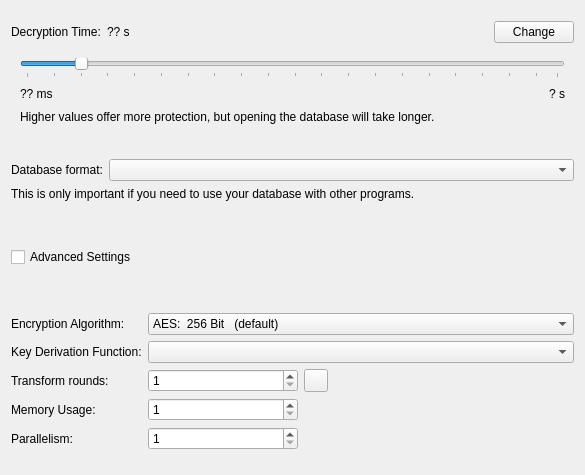
zaximlo/keepassxc, file src/gui/dbsettings/DatabaseSettingsWidgetEncryption.ui: the form before one commit.
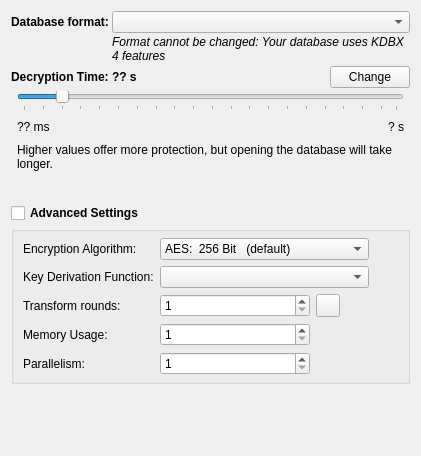
The form after the commit.

What changed in the file:
```diff
--- a/src/gui/dbsettings/DatabaseSettingsWidgetEncryption.ui
+++ b/src/gui/dbsettings/DatabaseSettingsWidgetEncryption.ui
@@ -6,13 +6,48 @@
    <rect>
     <x>0</x>
     <y>0</y>
-    <width>585</width>
-    <height>339</height>
+    <width>421</width>
+    <height>456</height>
    </rect>
   </property>
   <layout class="QVBoxLayout" name="_2">
    <item>
-    <widget class="QWidget" name="simpleSettings">
+    <widget class="QScrollArea" name="scrollArea">
+     <property name="frameShape">
+      <enum>QFrame::NoFrame</enum>
+     </property>
+     <property name="frameShadow">
+      <enum>QFrame::Plain</enum>
+     </property>
+     <property name="widgetResizable">
+      <bool>true</bool>
+     </property>
+     <widget class="QWidget" name="scrollAreaWidgetContents">
+      <property name="geometry">
+       <rect>
+        <x>0</x>
+        <y>0</y>
+        <width>403</width>
+        <height>438</height>
+       </rect>
+      </property>
+      <layout class="QVBoxLayout" name="verticalLayout">
+       <property name="spacing">
+        <number>3</number>
+       </property>
+       <property name="leftMargin">
+        <number>0</number>
+       </property>
+       <property name="topMargin">
+        <number>0</number>
+       </property>
+       <property name="rightMargin">
+        <number>0</number>
+       </property>
+       <property name="bottomMargin">
+        <number>0</number>
+       </property>
+       <item>
      <layout class="QVBoxLayout" name="verticalLayout_2">
       <property name="leftMargin">
        <number>0</number>
@@ -27,25 +62,66 @@
        <number>0</number>
       </property>
       <item>
-       <spacer name="verticalSpacer_2">
-        <property name="orientation">
-         <enum>Qt::Vertical</enum>
-        </property>
-        <property name="sizeType">
-         <enum>QSizePolicy::Fixed</enum>
-        </property>
-        <property name="sizeHint" stdset="0">
-         <size>
-          <width>20</width>
-          <height>10</height>
-         </size>
-        </property>
-       </spacer>
+          <layout class="QFormLayout" name="formLayout">
+           <property name="verticalSpacing">
+            <number>2</number>
+           </property>
+           <item row="0" column="0">
+            <widget class="QLabel" name="compatibilityLabel">
+             <property name="font">
+              <font>
+               <weight>75</weight>
+               <bold>true</bold>
+              </font>
+             </property>
+             <property name="text">
+              <string>Database format:</string>
+             </property>
+            </widget>
+           </item>
+           <item row="0" column="1">
+            <widget class="QComboBox" name="compatibilitySelection">
+             <property name="sizePolicy">
+              <sizepolicy hsizetype="MinimumExpanding" vsizetype="Fixed">
+               <horstretch>0</horstretch>
+               <verstretch>0</verstretch>
+              </sizepolicy>
+             </property>
+             <property name="toolTip">
+              <string>Unless you need to open your database with other programs, always use the latest format.</string>
+             </property>
+             <property name="accessibleName">
+              <string>Database format</string>
+             </property>
+            </widget>
+           </item>
+           <item row="1" column="1">
+            <widget class="QLabel" name="formatCannotBeChanged">
+             <property name="font">
+              <font>
+               <italic>true</italic>
+              </font>
+             </property>
+             <property name="text">
+              <string>Format cannot be changed: Your database uses KDBX 4 features</string>
+             </property>
+             <property name="wordWrap">
+              <bool>true</bool>
+             </property>
+            </widget>
+           </item>
+          </layout>
       </item>
       <item>
        <layout class="QHBoxLayout" name="horizontalLayout_2">
         <item>
          <widget class="QLabel" name="decryptionTimeLabel">
+             <property name="font">
+              <font>
+               <weight>75</weight>
+               <bold>true</bold>
+              </font>
+             </property>
           <property name="text">
            <string>Decryption Time:</string>
           </property>
@@ -53,6 +129,12 @@
         </item>
         <item>
          <widget class="QLabel" name="decryptionTimeValueLabel">
+             <property name="font">
+              <font>
+               <weight>75</weight>
+               <bold>true</bold>
+              </font>
+             </property>
           <property name="text">
            <string>?? s</string>
           </property>
@@ -86,6 +168,18 @@
       <item>
        <widget class="QWidget" name="decryptionTimeSettings" native="true">
         <layout class="QVBoxLayout" name="decryptionTimeSliderLayout">
+            <property name="leftMargin">
+             <number>6</number>
+            </property>
+            <property name="topMargin">
+             <number>0</number>
+            </property>
+            <property name="rightMargin">
+             <number>6</number>
+            </property>
+            <property name="bottomMargin">
+             <number>9</number>
+            </property>
          <item>
           <widget class="QSlider" name="decryptionTimeSlider">
            <property name="accessibleName">
@@ -158,58 +252,10 @@
            </property>
           </widget>
          </item>
-         <item>
-          <spacer name="verticalSpacer_3">
-           <property name="orientation">
-            <enum>Qt::Vertical</enum>
-           </property>
-           <property name="sizeType">
-            <enum>QSizePolicy::Fixed</enum>
-           </property>
-           <property name="sizeHint" stdset="0">
-            <size>
-             <width>20</width>
-             <height>20</height>
-            </size>
-           </property>
-          </spacer>
-         </item>
         </layout>
        </widget>
       </item>
-      <item>
-       <layout class="QFormLayout" name="formLayout">
-        <item row="0" column="0">
-         <widget class="QLabel" name="compatibilityLabel">
-          <property name="text">
-           <string>Database format:</string>
-          </property>
-         </widget>
-        </item>
-        <item row="0" column="1">
-         <widget class="QComboBox" name="compatibilitySelection">
-          <property name="sizePolicy">
-           <sizepolicy hsizetype="MinimumExpanding" vsizetype="Fixed">
-            <horstretch>0</horstretch>
-            <verstretch>0</verstretch>
-           </sizepolicy>
-          </property>
-          <property name="accessibleName">
-           <string>Database format</string>
-          </property>
-         </widget>
-        </item>
-       </layout>
-      </item>
-      <item>
-       <widget class="QLabel" name="label">
-        <property name="text">
-         <string>This is only important if you need to use your database with other programs.</string>
-        </property>
-       </widget>
-      </item>
-     </layout>
-    </widget>
+        </layout>
    </item>
    <item>
     <spacer name="verticalSpacer_4">
@@ -222,48 +268,32 @@
      <property name="sizeHint" stdset="0">
       <size>
        <width>20</width>
-       <height>40</height>
+           <height>20</height>
       </size>
      </property>
     </spacer>
    </item>
    <item>
     <widget class="QCheckBox" name="advancedSettingsToggle">
+         <property name="font">
+          <font>
+           <weight>75</weight>
+           <bold>true</bold>
+          </font>
+         </property>
      <property name="text">
       <string>Advanced Settings</string>
      </property>
     </widget>
    </item>
    <item>
-    <spacer name="verticalSpacer_5">
-     <property name="orientation">
-      <enum>Qt::Vertical</enum>
-     </property>
-     <property name="sizeType">
-      <enum>QSizePolicy::Fixed</enum>
-     </property>
-     <property name="sizeHint" stdset="0">
-      <size>
-       <width>20</width>
-       <height>40</height>
-      </size>
-     </property>
-    </spacer>
-   </item>
-   <item>
-    <widget class="QWidget" name="advancedSettings">
-     <layout class="QFormLayout" name="formLayout_2">
-      <property name="leftMargin">
-       <number>0</number>
-      </property>
+        <widget class="QGroupBox" name="advancedSettings">
+         <layout class="QGridLayout" name="gridLayout">
       <property name="topMargin">
-       <number>0</number>
-      </property>
-      <property name="rightMargin">
-       <number>0</number>
+           <number>6</number>
       </property>
       <property name="bottomMargin">
-       <number>0</number>
+           <number>6</number>
       </property>
       <item row="0" column="0">
        <widget class="QLabel" name="algorithmLabel">
@@ -272,6 +302,51 @@
         </property>
        </widget>
       </item>
+          <item row="3" column="0">
+           <widget class="QLabel" name="memoryUsageLabel">
+            <property name="text">
+             <string>Memory Usage:</string>
+            </property>
+           </widget>
+          </item>
+          <item row="3" column="1">
+           <widget class="QSpinBox" name="memorySpinBox">
+            <property name="minimumSize">
+             <size>
+              <width>150</width>
+              <height>0</height>
+             </size>
+            </property>
+            <property name="maximumSize">
+             <size>
+              <width>150</width>
+              <height>16777215</height>
+             </size>
+            </property>
+            <property name="accessibleName">
+             <string>Memory usage</string>
+            </property>
+            <property name="minimum">
+             <number>1</number>
+            </property>
+            <property name="maximum">
+             <number>1048576</number>
+            </property>
+           </widget>
+          </item>
+          <item row="1" column="1">
+           <widget class="QComboBox" name="kdfComboBox">
+            <property name="sizePolicy">
+             <sizepolicy hsizetype="Expanding" vsizetype="Fixed">
+              <horstretch>0</horstretch>
+              <verstretch>0</verstretch>
+             </sizepolicy>
+            </property>
+            <property name="accessibleName">
+             <string>Key derivation function</string>
+            </property>
+           </widget>
+          </item>
       <item row="0" column="1">
        <widget class="QComboBox" name="algorithmComboBox">
         <property name="sizePolicy">
@@ -295,33 +370,6 @@
         </item>
        </widget>
       </item>
-      <item row="1" column="0">
-       <widget class="QLabel" name="kdfLabel">
-        <property name="text">
-         <string>Key Derivation Function:</string>
-        </property>
-       </widget>
-      </item>
-      <item row="1" column="1">
-       <widget class="QComboBox" name="kdfComboBox">
-        <property name="sizePolicy">
-         <sizepolicy hsizetype="Expanding" vsizetype="Fixed">
-          <horstretch>0</horstretch>
-          <verstretch>0</verstretch>
-         </sizepolicy>
-        </property>
-        <property name="accessibleName">
-         <string>Key derivation function</string>
-        </property>
-       </widget>
-      </item>
-      <item row="2" column="0">
-       <widget class="QLabel" name="transformRoundsLabel">
-        <property name="text">
-         <string>Transform rounds:</string>
-        </property>
-       </widget>
-      </item>
       <item row="2" column="1">
        <layout class="QHBoxLayout" name="horizontalLayout_3" stretch="40,40,0">
         <item>
@@ -374,45 +422,6 @@
         </item>
        </layout>
       </item>
-      <item row="3" column="0">
-       <widget class="QLabel" name="memoryUsageLabel">
-        <property name="text">
-         <string>Memory Usage:</string>
-        </property>
-       </widget>
-      </item>
-      <item row="3" column="1">
-       <widget class="QSpinBox" name="memorySpinBox">
-        <property name="minimumSize">
-         <size>
-          <width>150</width>
-          <height>0</height>
-         </size>
-        </property>
-        <property name="maximumSize">
-         <size>
-          <width>150</width>
-          <height>16777215</height>
-         </size>
-        </property>
-        <property name="accessibleName">
-         <string>Memory usage</string>
-        </property>
-        <property name="minimum">
-         <number>1</number>
-        </property>
-        <property name="maximum">
-         <number>1048576</number>
-        </property>
-       </widget>
-      </item>
-      <item row="4" column="0">
-       <widget class="QLabel" name="parallelismLabel">
-        <property name="text">
-         <string>Parallelism:</string>
-        </property>
-       </widget>
-      </item>
       <item row="4" column="1">
        <widget class="QSpinBox" name="parallelismSpinBox">
         <property name="minimumSize">
@@ -438,6 +447,40 @@
         </property>
        </widget>
       </item>
+          <item row="1" column="0">
+           <widget class="QLabel" name="kdfLabel">
+            <property name="text">
+             <string>Key Derivation Function:</string>
+            </property>
+           </widget>
+          </item>
+          <item row="2" column="0">
+           <widget class="QLabel" name="transformRoundsLabel">
+            <property name="text">
+             <string>Transform rounds:</string>
+            </property>
+           </widget>
+          </item>
+          <item row="4" column="0">
+           <widget class="QLabel" name="parallelismLabel">
+            <property name="text">
+             <string>Parallelism:</string>
+            </property>
+           </widget>
+          </item>
+          <item row="0" column="2">
+           <spacer name="horizontalSpacer_4">
+            <property name="orientation">
+             <enum>Qt::Horizontal</enum>
+            </property>
+            <property name="sizeHint" stdset="0">
+             <size>
+              <width>40</width>
+              <height>20</height>
+             </size>
+            </property>
+           </spacer>
+          </item>
      </layout>
     </widget>
    </item>
@@ -449,10 +492,14 @@
      <property name="sizeHint" stdset="0">
       <size>
        <width>20</width>
-       <height>40</height>
+           <height>0</height>
       </size>
      </property>
     </spacer>
+       </item>
+      </layout>
+     </widget>
+    </widget>
    </item>
   </layout>
  </widget>
```
Left out of the diff: 2 changed lines with no effect on the pictures. Lines whose indentation alone changed are shown as unchanged.
